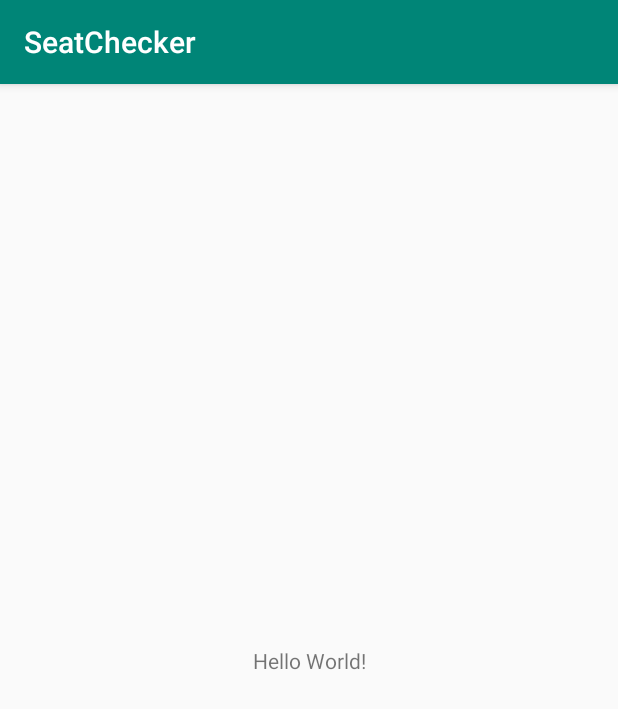
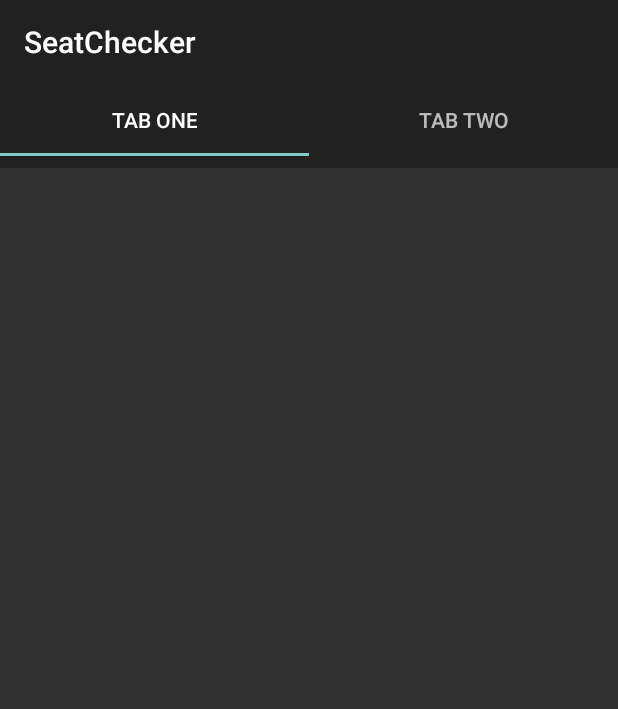
Before and after one commit to seatchecker/SeatChecker, an Android app: the screen it shows after launch (MainActivity), on a phone screen of 412 x 824 dp. Shown: the top 709 px of the screen. Run offline under Robolectric (Android 15) with nearby library versions, the phone set to English and light mode, and no system bars.

Commit message:
make tablayout

```diff
--- a/app/build.gradle
+++ b/app/build.gradle
@@ -1,11 +1,11 @@
 apply plugin: 'com.android.application'
 
 android {
-    compileSdkVersion 28
+    compileSdkVersion 26
     defaultConfig {
         applicationId "com.caucse.seatchecker.seatchecker"
         minSdkVersion 21
-        targetSdkVersion 28
+        targetSdkVersion 26
         versionCode 1
         versionName "1.0"
         testInstrumentationRunner "android.support.test.runner.AndroidJUnitRunner"
@@ -20,14 +20,15 @@ android {
 
 dependencies {
     implementation fileTree(dir: 'libs', include: ['*.jar'])
-    implementation 'com.android.support:appcompat-v7:28.0.0'
+    implementation 'com.android.support:appcompat-v7:26.1.0'
     implementation 'com.android.support.constraint:constraint-layout:1.1.3'
     testImplementation 'junit:junit:4.12'
     androidTestImplementation 'com.android.support.test:runner:1.0.2'
     androidTestImplementation 'com.android.support.test.espresso:espresso-core:3.0.2'
-    implementation 'com.google.firebase:firebase-core:16.0.7'
-    implementation 'com.google.firebase:firebase-auth:16.1.0'
-    implementation 'com.google.firebase:firebase-database:16.0.6'
+    implementation 'com.google.firebase:firebase-core:16.0.8'
+    implementation 'com.google.firebase:firebase-auth:16.2.0'
+    implementation 'com.google.firebase:firebase-database:16.1.0'
+    implementation 'com.android.support:design:26.1.0'
 }
 
 
--- a/app/src/main/AndroidManifest.xml
+++ b/app/src/main/AndroidManifest.xml
@@ -8,7 +8,7 @@
         android:label="@string/app_name"
         android:roundIcon="@mipmap/ic_launcher_round"
         android:supportsRtl="true"
-        android:theme="@style/AppTheme">
+        android:theme="@style/Theme.AppCompat.NoActionBar">
         <activity android:name=".MainActivity">
             <intent-filter>
                 <action android:name="android.intent.action.MAIN" />
--- /dev/null
+++ b/app/src/main/java/com/caucse/seatchecker/seatchecker/FragmentAlarm.java
@@ -0,0 +1,17 @@
+package com.caucse.seatchecker.seatchecker;
+
+import android.os.Bundle;
+import android.support.annotation.Nullable;
+import android.support.v4.app.Fragment;
+import android.view.LayoutInflater;
+import android.view.View;
+import android.view.ViewGroup;
+
+public class FragmentAlarm extends Fragment {
+    @Nullable
+    @Override
+    public View onCreateView(LayoutInflater inflater, @Nullable ViewGroup container, @Nullable Bundle savedInstanceState) {
+        return inflater.inflate(R.layout.alarm_fragment,container,false);
+
+    }
+}
--- /dev/null
+++ b/app/src/main/java/com/caucse/seatchecker/seatchecker/FragmentHome.java
@@ -0,0 +1,16 @@
+package com.caucse.seatchecker.seatchecker;
+
+import android.os.Bundle;
+import android.support.annotation.Nullable;
+import android.support.v4.app.Fragment;
+import android.view.LayoutInflater;
+import android.view.View;
+import android.view.ViewGroup;
+
+public class FragmentHome extends Fragment {
+    @Nullable
+    @Override
+    public View onCreateView(LayoutInflater inflater, @Nullable ViewGroup container, @Nullable Bundle savedInstanceState) {
+        return inflater.inflate(R.layout.home_fragment,container,false);
+    }
+}
--- a/app/src/main/java/com/caucse/seatchecker/seatchecker/MainActivity.java
+++ b/app/src/main/java/com/caucse/seatchecker/seatchecker/MainActivity.java
@@ -1,16 +1,56 @@
 package com.caucse.seatchecker.seatchecker;
 
+import android.support.design.widget.TabLayout;
+import android.support.v4.view.ViewPager;
 import android.support.v7.app.AppCompatActivity;
 import android.os.Bundle;
+import android.support.v7.widget.Toolbar;
 
 public class MainActivity extends AppCompatActivity {
+
+    private TabLayout tabLayout;
+    private ViewPager viewPager;
 
     @Override
     protected void onCreate(Bundle savedInstanceState) {
         super.onCreate(savedInstanceState);
         setContentView(R.layout.activity_main);
 
-        //
+        Toolbar toolbar = findViewById(R.id.toolbar);
+        setSupportActionBar(toolbar);
+
+        // Initializing the TabLayout
+        tabLayout =  findViewById(R.id.tabLayout);
+        tabLayout.addTab(tabLayout.newTab().setText("Tab One"));
+        tabLayout.addTab(tabLayout.newTab().setText("Tab Two"));
+        tabLayout.setTabGravity(TabLayout.GRAVITY_FILL);
+
+        // Initializing ViewPager
+        viewPager =  findViewById(R.id.pager);
+
+        // Creating TabPagerAdapter adapter
+        TabPagerAdapter pagerAdapter = new TabPagerAdapter(getSupportFragmentManager(), tabLayout.getTabCount());
+        viewPager.setAdapter(pagerAdapter);
+        viewPager.addOnPageChangeListener(new TabLayout.TabLayoutOnPageChangeListener(tabLayout));
+
+        // Set TabSelectedListener
+        tabLayout.addOnTabSelectedListener(new TabLayout.OnTabSelectedListener() {
+
+            @Override
+            public void onTabSelected(TabLayout.Tab tab) {
+                viewPager.setCurrentItem(tab.getPosition());
+            }
+
+            @Override
+            public void onTabUnselected(TabLayout.Tab tab) {
+
+            }
+
+            @Override
+            public void onTabReselected(TabLayout.Tab tab) {
+
+            }
+        });
 
     }
 }
--- /dev/null
+++ b/app/src/main/java/com/caucse/seatchecker/seatchecker/TabPagerAdapter.java
@@ -0,0 +1,33 @@
+package com.caucse.seatchecker.seatchecker;
+
+import android.support.v4.app.Fragment;
+import android.support.v4.app.FragmentManager;
+import android.support.v4.app.FragmentStatePagerAdapter;
+
+public class TabPagerAdapter extends FragmentStatePagerAdapter {
+
+    private int tabCount;
+
+    TabPagerAdapter(FragmentManager fm, int tabCount){
+        super(fm);
+        this.tabCount = tabCount;
+    }
+    @Override
+    public Fragment getItem(int position) {
+        switch(position){
+            case 0 :
+                return new FragmentHome();
+            case 1:
+                return new FragmentAlarm();
+            default:
+                return null;
+
+
+        }
+    }
+
+    @Override
+    public int getCount() {
+        return tabCount;
+    }
+}
--- a/app/src/main/res/layout/activity_main.xml
+++ b/app/src/main/res/layout/activity_main.xml
@@ -1,18 +1,33 @@
 <?xml version="1.0" encoding="utf-8"?>
-<android.support.constraint.ConstraintLayout xmlns:android="http://schemas.android.com/apk/res/android"
-    xmlns:app="http://schemas.android.com/apk/res-auto"
+<LinearLayout
+    xmlns:android="http://schemas.android.com/apk/res/android"
     xmlns:tools="http://schemas.android.com/tools"
+    android:orientation="vertical"
     android:layout_width="match_parent"
     android:layout_height="match_parent"
-    tools:context=".MainActivity">
+    tools:context="com.caucse.seatchecker.seatchecker.MainActivity">
 
-    <TextView
-        android:layout_width="wrap_content"
+    <!--Custom Toolbar-->
+    <android.support.v7.widget.Toolbar
+        android:id="@+id/toolbar"
+        android:layout_width="match_parent"
         android:layout_height="wrap_content"
-        android:text="Hello World!"
-        app:layout_constraintBottom_toBottomOf="parent"
-        app:layout_constraintLeft_toLeftOf="parent"
-        app:layout_constraintRight_toRightOf="parent"
-        app:layout_constraintTop_toTopOf="parent" />
+        android:background="?attr/colorPrimary"
+        android:minHeight="?attr/actionBarSize"
+        android:theme="@style/ThemeOverlay.AppCompat.Dark.ActionBar"
+        android:popupTheme="@style/ThemeOverlay.AppCompat.Light" />
 
-</android.support.constraint.ConstraintLayout>
+    <android.support.design.widget.TabLayout
+        android:id="@+id/tabLayout"
+        android:layout_width="match_parent"
+        android:layout_height="wrap_content"
+        android:background="?attr/colorPrimary"
+        android:minHeight="?attr/actionBarSize"
+        android:theme="@style/ThemeOverlay.AppCompat.Dark.ActionBar" />
+
+    <android.support.v4.view.ViewPager
+        android:id="@+id/pager"
+        android:layout_width="match_parent"
+        android:layout_height="match_parent" />
+
+</LinearLayout>
--- /dev/null
+++ b/app/src/main/res/layout/alarm_fragment.xml
@@ -0,0 +1,6 @@
+<?xml version="1.0" encoding="utf-8"?>
+<android.support.constraint.ConstraintLayout
+    xmlns:android="http://schemas.android.com/apk/res/android" android:layout_width="match_parent"
+    android:layout_height="match_parent">
+
+</android.support.constraint.ConstraintLayout>
--- /dev/null
+++ b/app/src/main/res/layout/home_fragment.xml
@@ -0,0 +1,6 @@
+<?xml version="1.0" encoding="utf-8"?>
+<android.support.constraint.ConstraintLayout
+    xmlns:android="http://schemas.android.com/apk/res/android" android:layout_width="match_parent"
+    android:layout_height="match_parent">
+
+</android.support.constraint.ConstraintLayout>
```
